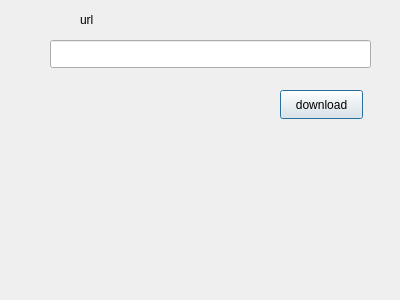
Before: the Qt Designer form src/downloadwindow.ui in Abhinav-kodes/Download-Manager, drawn with Qt 5.
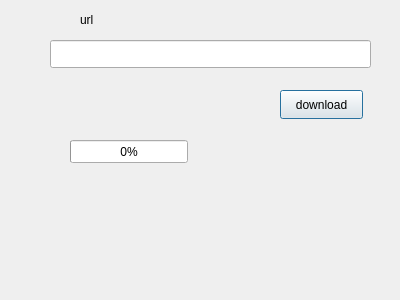
After: the same form once the commit is applied.

What changed in the file:
```diff
--- a/src/downloadwindow.ui
+++ b/src/downloadwindow.ui
@@ -49,6 +49,19 @@
     <string>url</string>
    </property>
   </widget>
+  <widget class="QProgressBar" name="progressBar">
+   <property name="geometry">
+    <rect>
+     <x>70</x>
+     <y>140</y>
+     <width>118</width>
+     <height>23</height>
+    </rect>
+   </property>
+   <property name="value">
+    <number>0</number>
+   </property>
+  </widget>
  </widget>
  <resources/>
  <connections/>
```
